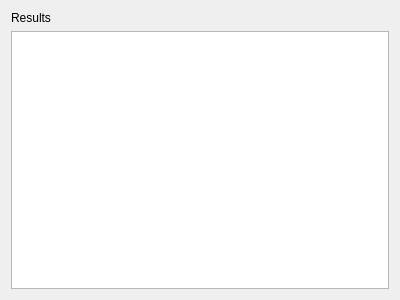
Above: intervaloutput.ui from MathewKnee/qtbairstow before the change. Below: the same form after it.
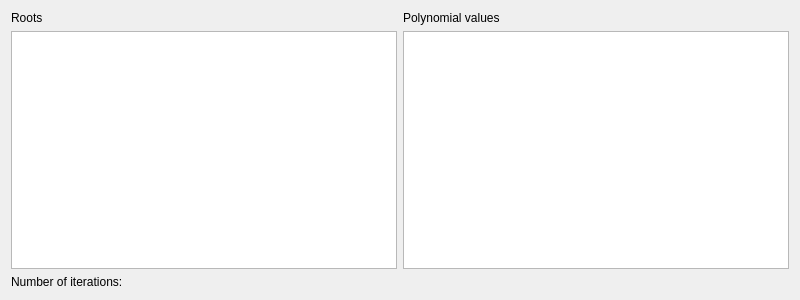
That is the form after the change.

The edit to the form file:
```diff
--- a/intervaloutput.ui
+++ b/intervaloutput.ui
@@ -6,24 +6,57 @@
    <rect>
     <x>0</x>
     <y>0</y>
-    <width>400</width>
+    <width>800</width>
     <height>300</height>
    </rect>
   </property>
   <property name="windowTitle">
    <string>Dialog</string>
   </property>
-  <layout class="QVBoxLayout" name="verticalLayout">
+  <layout class="QVBoxLayout" name="verticalLayout_3">
    <item>
-    <widget class="QLabel" name="label">
+    <layout class="QHBoxLayout" name="horizontalLayout">
+     <item>
+      <layout class="QVBoxLayout" name="verticalLayout">
+       <item>
+        <widget class="QLabel" name="label">
+         <property name="text">
+          <string>Roots</string>
+         </property>
+        </widget>
+       </item>
+       <item>
+        <widget class="QTableView" name="roots_tableView">
+         <attribute name="horizontalHeaderDefaultSectionSize">
+          <number>130</number>
+         </attribute>
+        </widget>
+       </item>
+      </layout>
+     </item>
+     <item>
+      <layout class="QVBoxLayout" name="verticalLayout_2">
+       <item>
+        <widget class="QLabel" name="label_2">
+         <property name="text">
+          <string>Polynomial values</string>
+         </property>
+        </widget>
+       </item>
+       <item>
+        <widget class="QTableView" name="values_tableView"/>
+       </item>
+      </layout>
+     </item>
+    </layout>
+   </item>
+   <item>
+    <widget class="QLabel" name="it_label">
      <property name="text">
-      <string>Results</string>
+      <string>Number of iterations: </string>
      </property>
     </widget>
    </item>
-   <item>
-    <widget class="QTableView" name="result_tableView"/>
-   </item>
   </layout>
  </widget>
  <resources/>
```
